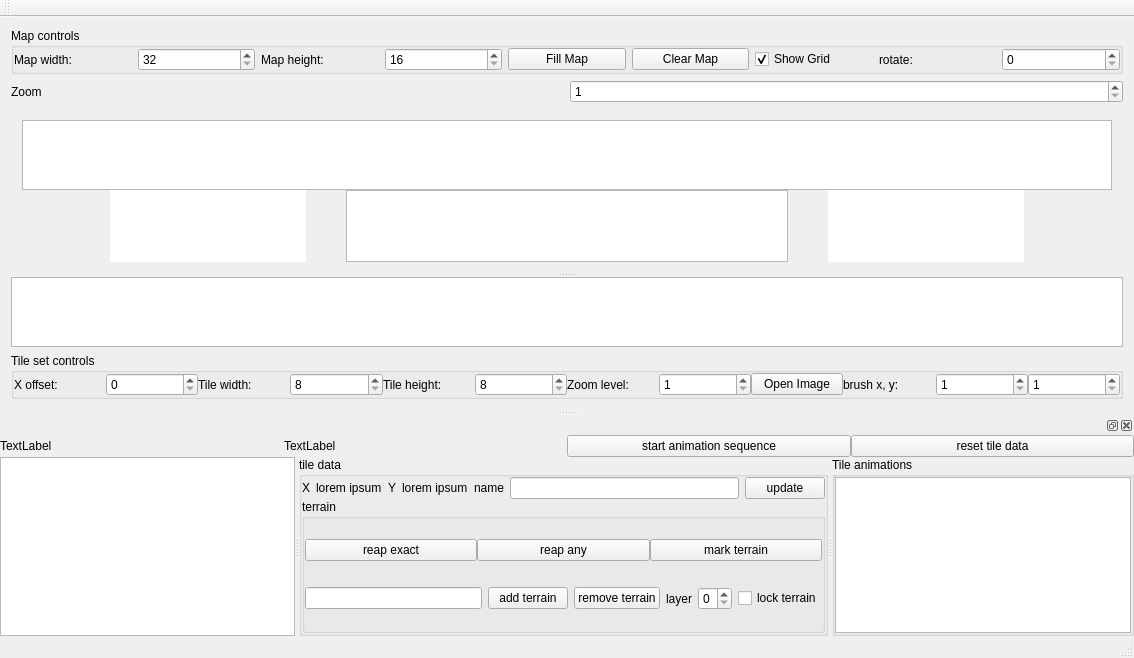
Qt form mapeditor.ui (stoyan-shopov/TileMapEdit) before a commit.
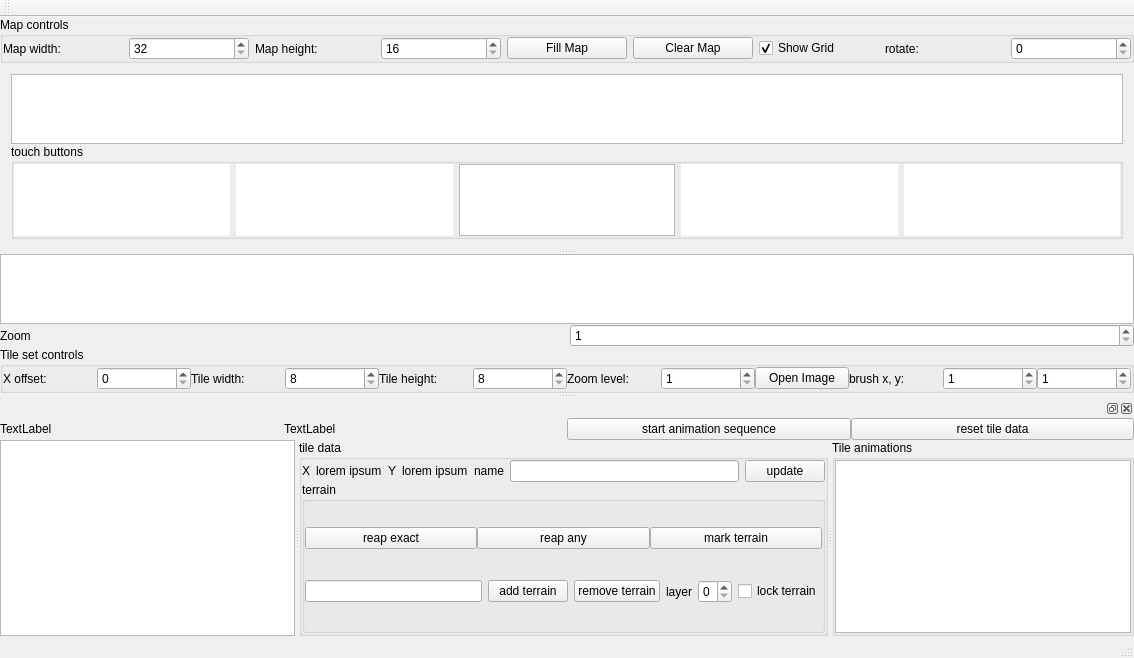
The same form after that commit.

```diff
--- a/mapeditor.ui
+++ b/mapeditor.ui
@@ -21,6 +21,21 @@
   </property>
   <widget class="QWidget" name="centralWidget">
    <layout class="QVBoxLayout" name="verticalLayout_2">
+    <property name="spacing">
+     <number>0</number>
+    </property>
+    <property name="leftMargin">
+     <number>0</number>
+    </property>
+    <property name="topMargin">
+     <number>0</number>
+    </property>
+    <property name="rightMargin">
+     <number>0</number>
+    </property>
+    <property name="bottomMargin">
+     <number>0</number>
+    </property>
     <item>
      <widget class="QGroupBox" name="groupBoxMapControls">
       <property name="title">
@@ -131,43 +146,13 @@
       <zorder></zorder>
      </widget>
     </item>
-    <item>
-     <layout class="QHBoxLayout" name="horizontalLayout_10">
-      <item>
-       <widget class="QLabel" name="label_15">
-        <property name="text">
-         <string>Zoom</string>
-        </property>
-       </widget>
-      </item>
-      <item>
-       <widget class="QSpinBox" name="spinBoxGlobalZoom">
-        <property name="sizePolicy">
-         <sizepolicy hsizetype="Minimum" vsizetype="Fixed">
-          <horstretch>0</horstretch>
-          <verstretch>0</verstretch>
-         </sizepolicy>
-        </property>
-        <property name="minimum">
-         <number>1</number>
-        </property>
-        <property name="maximum">
-         <number>32</number>
-        </property>
-        <property name="value">
-         <number>1</number>
-        </property>
-       </widget>
-      </item>
-     </layout>
-    </item>
     <item>
      <widget class="QSplitter" name="splitterMain">
       <property name="orientation">
        <enum>Qt::Vertical</enum>
       </property>
       <widget class="QWidget" name="layoutWidget">
-       <layout class="QVBoxLayout" name="verticalLayout" stretch="1,0">
+       <layout class="QVBoxLayout" name="verticalLayout">
         <property name="spacing">
          <number>0</number>
         </property>
@@ -175,26 +160,28 @@
          <widget class="QGraphicsView" name="graphicsViewTileMap"/>
         </item>
         <item>
-         <layout class="QHBoxLayout" name="horizontalLayout_13" stretch="1,0,0,0,5,0,0,0,1">
+         <widget class="QGroupBox" name="groupBoxTouchButtons">
+          <property name="title">
+           <string>touch buttons</string>
+          </property>
+          <layout class="QHBoxLayout" name="horizontalLayout_12">
           <property name="spacing">
            <number>0</number>
           </property>
-          <property name="sizeConstraint">
-           <enum>QLayout::SetMinimumSize</enum>
+           <property name="leftMargin">
+            <number>0</number>
+           </property>
+           <property name="topMargin">
+            <number>0</number>
+           </property>
+           <property name="rightMargin">
+            <number>0</number>
+           </property>
+           <property name="bottomMargin">
+            <number>0</number>
           </property>
           <item>
-           <spacer name="horizontalSpacer_2">
-            <property name="orientation">
-             <enum>Qt::Horizontal</enum>
-            </property>
-            <property name="sizeHint" stdset="0">
-             <size>
-              <width>40</width>
-              <height>20</height>
-             </size>
-            </property>
-           </spacer>
-          </item>
+            <layout class="QHBoxLayout" name="horizontalLayout_11">
           <item>
            <widget class="QGraphicsView" name="graphicsViewMoveUpButton">
             <property name="sizePolicy">
@@ -233,19 +220,6 @@
             </property>
            </widget>
           </item>
-          <item>
-           <spacer name="horizontalSpacer_4">
-            <property name="orientation">
-             <enum>Qt::Horizontal</enum>
-            </property>
-            <property name="sizeHint" stdset="0">
-             <size>
-              <width>40</width>
-              <height>20</height>
-             </size>
-            </property>
-           </spacer>
-          </item>
           <item>
            <widget class="QGraphicsView" name="graphicsViewFireButton">
             <property name="sizePolicy">
@@ -259,19 +233,6 @@
             </property>
            </widget>
           </item>
-          <item>
-           <spacer name="horizontalSpacer">
-            <property name="orientation">
-             <enum>Qt::Horizontal</enum>
-            </property>
-            <property name="sizeHint" stdset="0">
-             <size>
-              <width>40</width>
-              <height>20</height>
-             </size>
-            </property>
-           </spacer>
-          </item>
           <item>
            <widget class="QGraphicsView" name="graphicsViewMoveLeftButton">
             <property name="sizePolicy">
@@ -310,26 +271,46 @@
             </property>
            </widget>
           </item>
-          <item>
-           <spacer name="horizontalSpacer_3">
-            <property name="orientation">
-             <enum>Qt::Horizontal</enum>
-            </property>
-            <property name="sizeHint" stdset="0">
-             <size>
-              <width>40</width>
-              <height>20</height>
-             </size>
-            </property>
-           </spacer>
-          </item>
-         </layout>
+            </layout>
+           </item>
+          </layout>
+         </widget>
         </item>
        </layout>
       </widget>
       <widget class="QGraphicsView" name="graphicsViewTileSet"/>
      </widget>
     </item>
+    <item>
+     <layout class="QHBoxLayout" name="horizontalLayout_10">
+      <item>
+       <widget class="QLabel" name="label_15">
+        <property name="text">
+         <string>Zoom</string>
+        </property>
+       </widget>
+      </item>
+      <item>
+       <widget class="QSpinBox" name="spinBoxGlobalZoom">
+        <property name="sizePolicy">
+         <sizepolicy hsizetype="Minimum" vsizetype="Fixed">
+          <horstretch>0</horstretch>
+          <verstretch>0</verstretch>
+         </sizepolicy>
+        </property>
+        <property name="minimum">
+         <number>1</number>
+        </property>
+        <property name="maximum">
+         <number>32</number>
+        </property>
+        <property name="value">
+         <number>1</number>
+        </property>
+       </widget>
+      </item>
+     </layout>
+    </item>
     <item>
      <widget class="QGroupBox" name="groupBoxTileSetControls">
       <property name="title">
```
Lines whose indentation alone changed are shown as unchanged.
